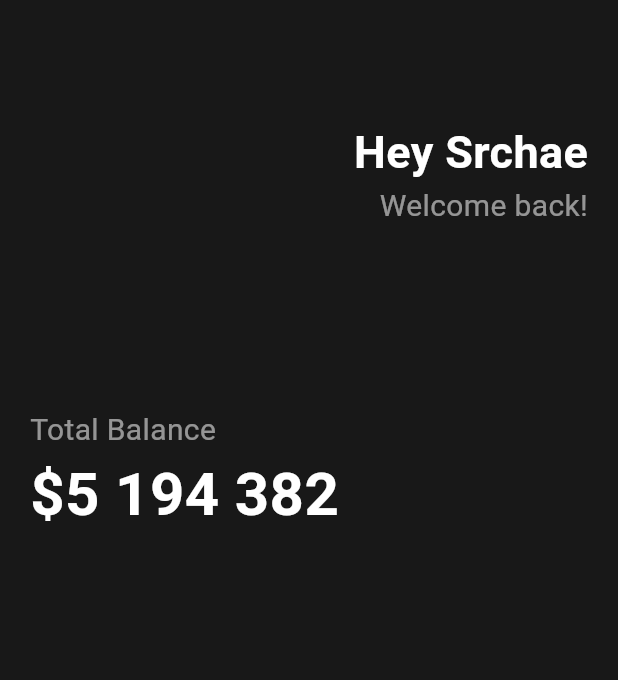
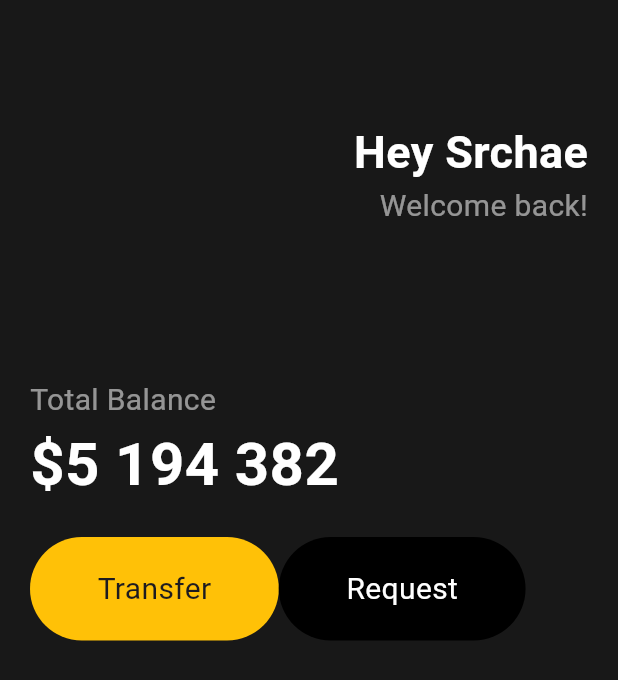
Before and after one commit to srchae/flutter-begin, a Flutter app: the screen it shows after launch, on a phone screen of 412 x 824 dp. Shown: the top 680 px of the screen. Run offline on Flutter 3.47's test engine with Material 3 defaults, Android fonts, the phone set to English and light mode, and no system bars.

Commit message:
Feat: 메인 버튼 위젯 생성

```diff
--- a/lib/main.dart
+++ b/lib/main.dart
@@ -40,7 +40,7 @@ class MyApp extends StatelessWidget {
                         ]),
                   ]),
                   SizedBox(
-                    height: 120,
+                    height: 100,
                   ),
                   Text(
                     "Total Balance",
@@ -56,6 +56,39 @@ class MyApp extends StatelessWidget {
                         fontSize: 40,
                         fontWeight: FontWeight.w700),
                   ),
+                  SizedBox(
+                    height: 20,
+                  ),
+                  Row(
+                    children: [
+                      Container(
+                          decoration: BoxDecoration(
+                            color: Colors.amber,
+                            borderRadius: BorderRadius.circular(50),
+                          ),
+                          child: Padding(
+                            padding: EdgeInsets.symmetric(
+                                horizontal: 45, vertical: 20),
+                            child: Text(
+                              "Transfer",
+                              style: TextStyle(fontSize: 20),
+                            ),
+                          )),
+                      Container(
+                        decoration: BoxDecoration(
+                            color: Colors.black,
+                            borderRadius: BorderRadius.circular(50)),
+                        child: Padding(
+                          padding: EdgeInsets.symmetric(
+                              horizontal: 45, vertical: 20),
+                          child: Text(
+                            "Request",
+                            style: TextStyle(fontSize: 20, color: Colors.white),
+                          ),
+                        ),
+                      )
+                    ],
+                  )
                 ],
               ),
             )));
```
